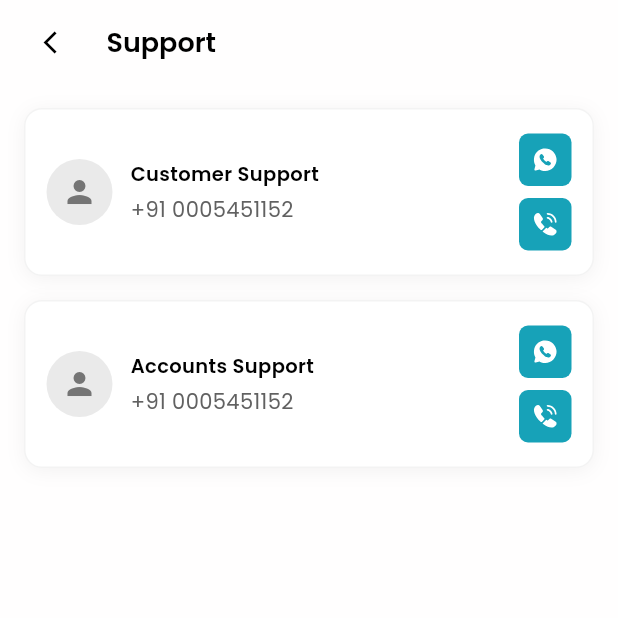
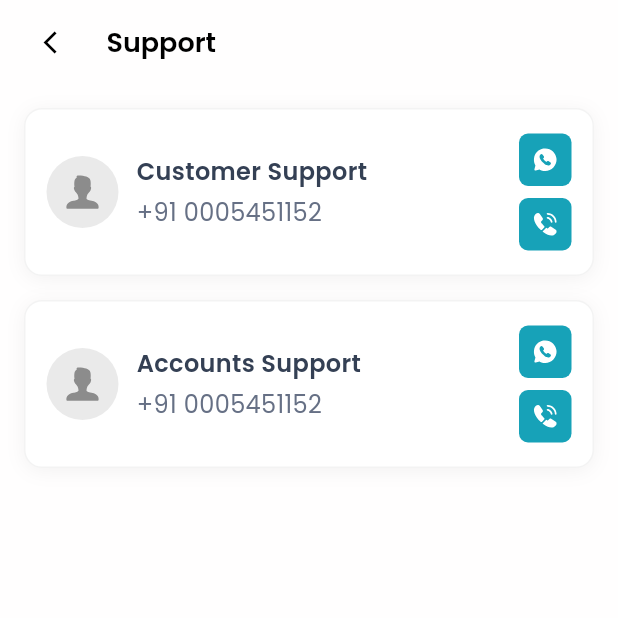
Before and after one commit to aiswaryafuiox-jpg/maxpay_distributor, a Flutter app: the SupportScreen screen opened directly, on a phone screen of 412 x 824 dp, the top half of it. Run offline on Flutter 3.47's test engine with Material 3 defaults, Android fonts, the phone set to English and light mode, and no system bars; our stand-ins replace animate_do, cached_network_image, country_code_picker, dartz, file_picker, fl_chart and 10 more; accounts and stored records are empty; project files that could hold a hidden picture were left out.

Commit message:
updated support screen and icon added in asset ,updated update_pin_screen

```diff
--- a/lib/core/constants/asset_images.dart
+++ b/lib/core/constants/asset_images.dart
@@ -79,6 +79,7 @@ class AssetImages {
   static const linkShare = "assets/images/link_share.svg";
   static const applogout = "assets/images/app_logout.svg";
   static const weblogout = "assets/images/web_logout.svg";
+  static const iconPerson = "assets/images/icon_person.svg";
 }
 
 SizedBox adjustWidth(double width) {
--- a/lib/core/constants/colors.dart
+++ b/lib/core/constants/colors.dart
@@ -86,6 +86,7 @@ class AppColors {
   static const Color silverGrey = Color(0xFFD4DEE5);
   static const Color silverMid = Color(0xFFABBDC8);
   static const Color silverEnd = Color(0xFFBCCAD7);
+  static const Color pinText = Color(0xFF0F1010);
 
   static const LinearGradient silverGradient = LinearGradient(
     begin: Alignment.topLeft,
--- a/lib/view/supportscreen/support_screen.dart
+++ b/lib/view/supportscreen/support_screen.dart
@@ -83,12 +83,14 @@ class SupportScreen extends StatelessWidget {
         children: [
           /// Profile Image
           CircleAvatar(
-            radius: 22,
+            radius: 24,
             backgroundColor: const Color(0xFFEAEAEA),
-            child: Icon(
-              Icons.person,
-              size: 24,
-              color: Colors.grey.shade600,
+            child: Padding(
+              padding: const EdgeInsets.all(10),
+              child: SvgPicture.asset(
+                AssetImages.iconPerson,
+                fit: BoxFit.contain,
+              ),
             ),
           ),
 
@@ -102,8 +104,11 @@ class SupportScreen extends StatelessWidget {
                 Text(
                   title,
                   style: TextHelper.max1.copyWith(
+                    fontSize: 16,
                     fontWeight: FontWeight.w600,
-                    color: theme.colorScheme.onSurface,
+                    color: isDark
+                        ? theme.colorScheme.onSurface
+                        : const Color(0xFF344054),
                   ),
                 ),
 
@@ -112,9 +117,10 @@ class SupportScreen extends StatelessWidget {
                 Text(
                   phone,
                   style: TextHelper.max9(context).copyWith(
+                    fontSize: 16,
                     color: isDark
-                        ? AppColors.textclr
-                        : Colors.grey.shade700,
+                        ? theme.colorScheme.onSurface.withValues(alpha: 0.8)
+                        : const Color(0xFF667085),
                   ),
                 ),
               ],
```
Also changed, not shown: lib/core/utils/texthelper.dart (+10 -0 lines), lib/view/home/widgets/stat_card.dart (+3 -14 lines), lib/view/update_pin/update_pin_screen.dart (+7 -20 lines), lib/view/update_pin/widget/pin_textfield_widget.dart (+5 -3 lines), assets/images/icon_person.svg (added).
